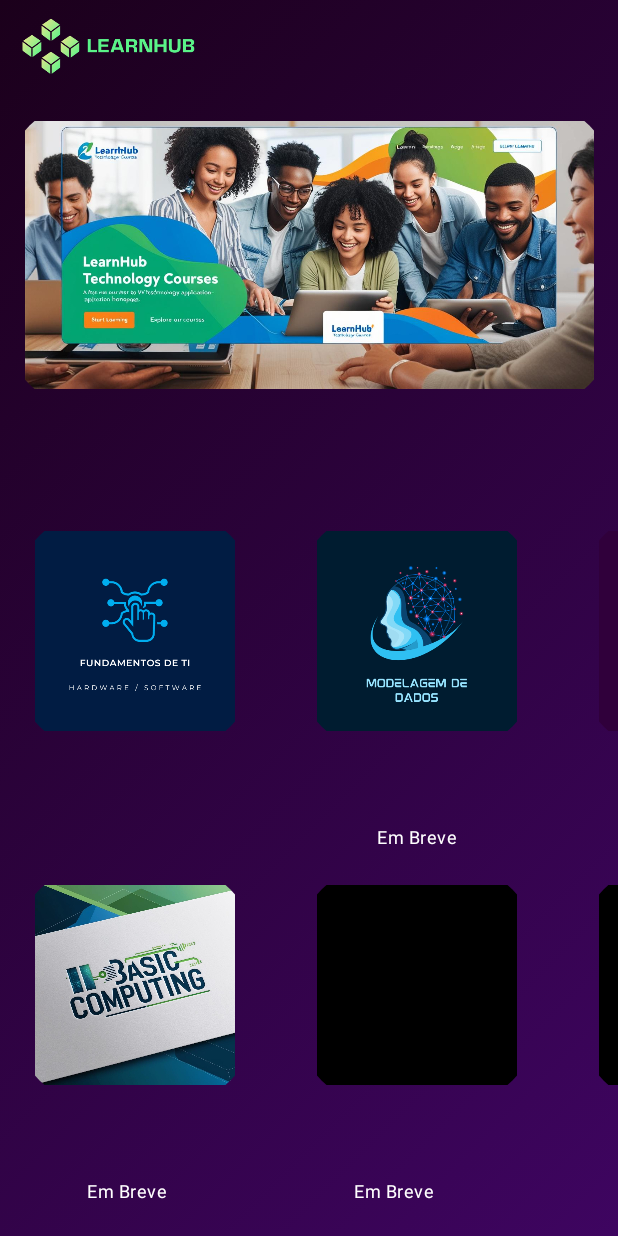
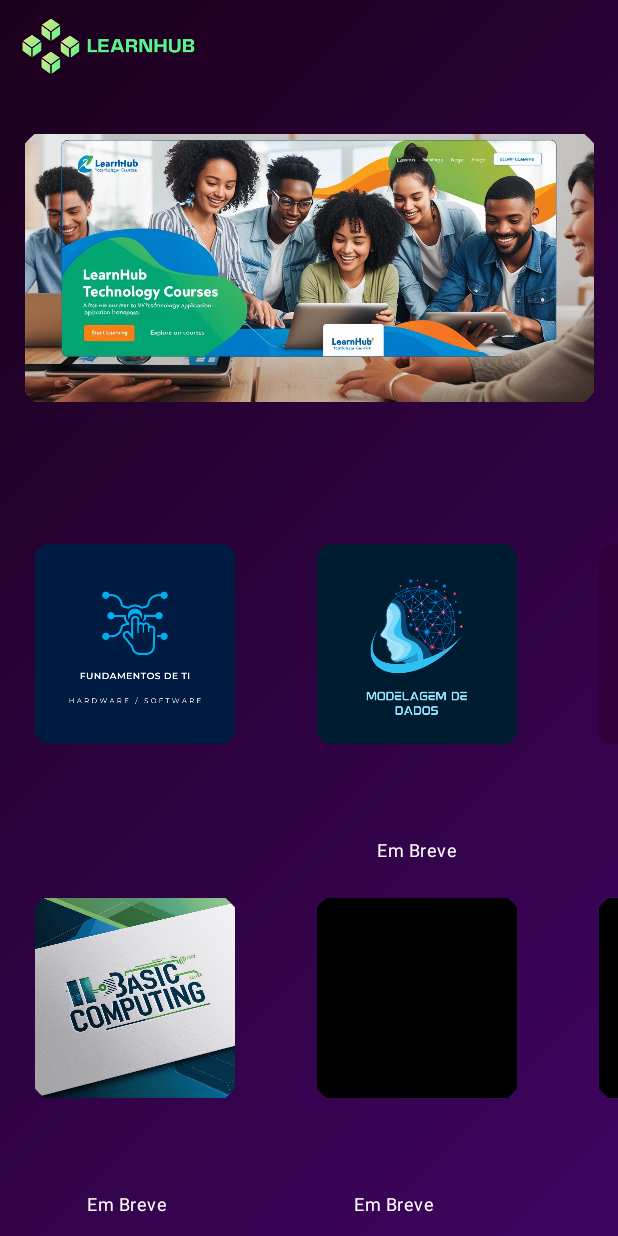
Before and after one commit to Mouthlolses/app_learnhub, an Android app built with Jetpack Compose: the screen it shows after launch (MainActivity), on a phone screen of 412 x 824 dp. Run offline under Robolectric (Android 15) with nearby library versions, the phone set to English and light mode, and no system bars.

```diff
--- a/app/src/main/java/com/example/app_aprendi_v2/MainActivity.kt
+++ b/app/src/main/java/com/example/app_aprendi_v2/MainActivity.kt
@@ -106,7 +106,7 @@ class MainActivity : ComponentActivity() {
                         )
                     }
                 }
-                Spacer(modifier = Modifier.height(15.dp))
+                Spacer(modifier = Modifier.height(24.dp))
                 Column(
                     modifier = Modifier
                         .fillMaxSize()
```
